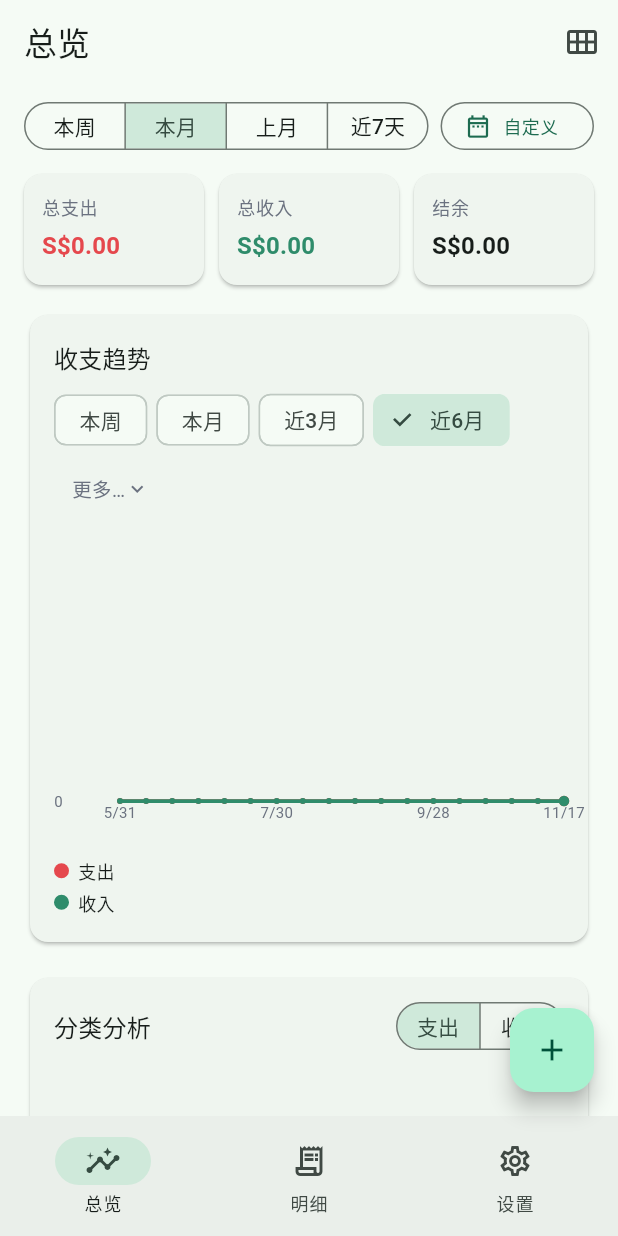
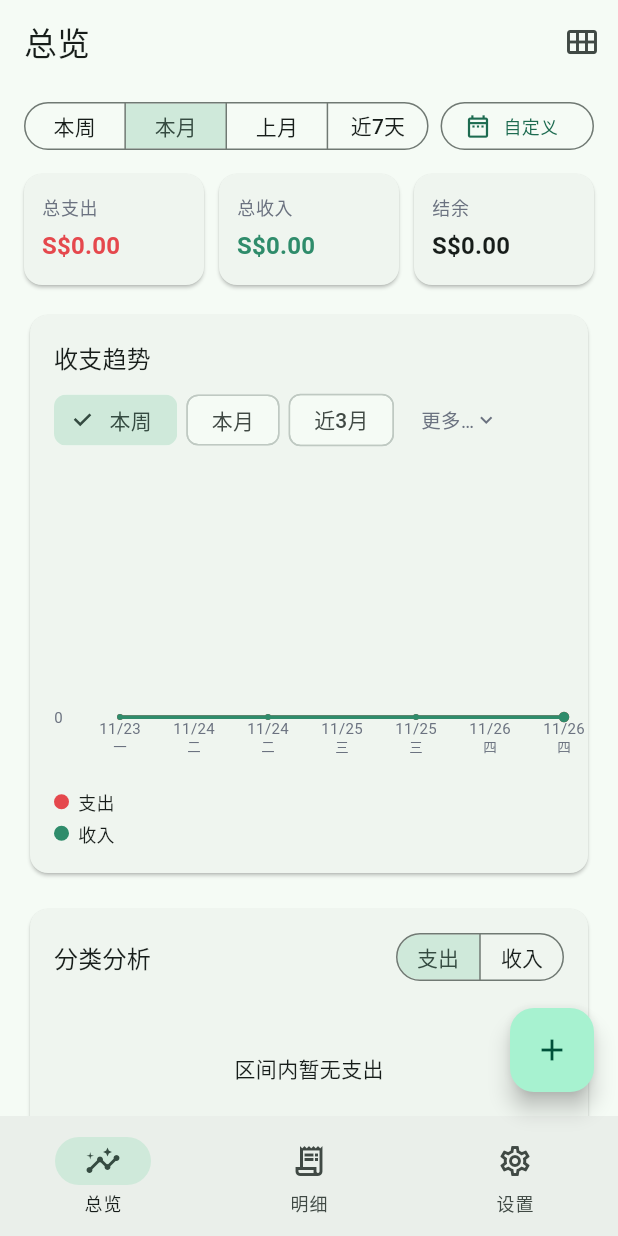
Before and after one commit to chickendqwd/Spent_Tracker, a Flutter app: the screen it shows after launch, on a phone screen of 412 x 824 dp. Run offline on Flutter 3.47's test engine with Material 3 defaults, Android fonts, the phone set to English and light mode, and no system bars; drawn by our look-alikes of fl_chart; our stand-ins replace file_picker, flutter_riverpod, hive, hive_flutter, share_plus; accounts and stored records are empty.

Commit message:
v3.3.1: trend defaults to this week with weekday labels under each date

```diff
--- a/lib/core/utils/date_util.dart
+++ b/lib/core/utils/date_util.dart
@@ -29,4 +29,8 @@ class DateUtil {
 
   /// 月份标题：如 "2026年10月"
   static String monthTitle(DateTime d) => '${d.year}年${d.month}月';
+
+  /// 单字星期：周一→「一」…周日→「日」，用于趋势图逐日 X 轴的第二行标签。
+  static String weekdayChar(DateTime d) =>
+      const ['一', '二', '三', '四', '五', '六', '日'][d.weekday - 1];
 }
--- a/lib/state/trend_providers.dart
+++ b/lib/state/trend_providers.dart
@@ -4,10 +4,10 @@ import '../core/analytics/trend_analytics.dart';
 import 'currency_providers.dart';
 import 'transaction_providers.dart';
 
-/// 趋势图当前区间（v3.2）：默认近 6 月，与旧版默认一致。
+/// 趋势图当前区间：v3.3.1 起默认「本周」逐日，便于当周回顾。
 class TrendRangeNotifier extends Notifier<TrendRange> {
   @override
-  TrendRange build() => TrendRange.sixMonths;
+  TrendRange build() => TrendRange.week;
 
   void set(TrendRange value) => state = value;
 }
--- a/lib/ui/overview/overview_page.dart
+++ b/lib/ui/overview/overview_page.dart
@@ -349,16 +349,41 @@ class _TrendCard extends ConsumerWidget {
                     bottomTitles: AxisTitles(
                       sideTitles: SideTitles(
                         showTitles: true,
-                        reservedSize: 28,
+                        // 周视图两行标签（日期 + 单字星期），需要更多高度
+                        reservedSize: range == TrendRange.week ? 38 : 28,
                         getTitlesWidget: (v, meta) {
                           final i = v.round();
                           if (i < 0 || i >= trend.length) {
                             return const SizedBox.shrink();
                           }
-                          // 点数多时抽样显示标签，避免 X 轴文字重叠
-                          final every = (trend.length / 6).ceil();
+                          final isWeek = range == TrendRange.week;
+                          // 周视图每天都带标签；其余档位点数多，抽样显示避免重叠
+                          final every = isWeek ? 1 : (trend.length / 6).ceil();
                           if (i % every != 0 && i != trend.length - 1) {
                             return const SizedBox.shrink();
+                          }
+                          if (isWeek) {
+                            // 日期在上、星期在下（周一→「一」…周日→「日」）
+                            return Column(
+                              mainAxisSize: MainAxisSize.min,
+                              children: [
+                                Text(
+                                  trend[i].shortLabel,
+                                  style: TextStyle(
+                                    fontSize: 10,
+                                    color: context.palette.muted,
+                                  ),
+                                ),
+                                Text(
+                                  DateUtil.weekdayChar(trend[i].start),
+                                  style: TextStyle(
+                                    fontSize: 9,
+                                    height: 1.1,
+                                    color: context.palette.muted,
+                                  ),
+                                ),
+                              ],
+                            );
                           }
                           return Text(
                             trend[i].shortLabel,
--- a/pubspec.yaml
+++ b/pubspec.yaml
@@ -16,7 +16,7 @@ publish_to: 'none' # Remove this line if you wish to publish to pub.dev
 # https://developer.apple.com/library/archive/documentation/General/Reference/InfoPlistKeyReference/Articles/CoreFoundationKeys.html
 # In Windows, build-name is used as the major, minor, and patch parts
 # of the product and file versions while build-number is used as the build suffix.
-version: 3.3.0+5
+version: 3.3.1+6
 
 environment:
   sdk: ^3.13.3
```
Also changed, not shown: 3 other files.
